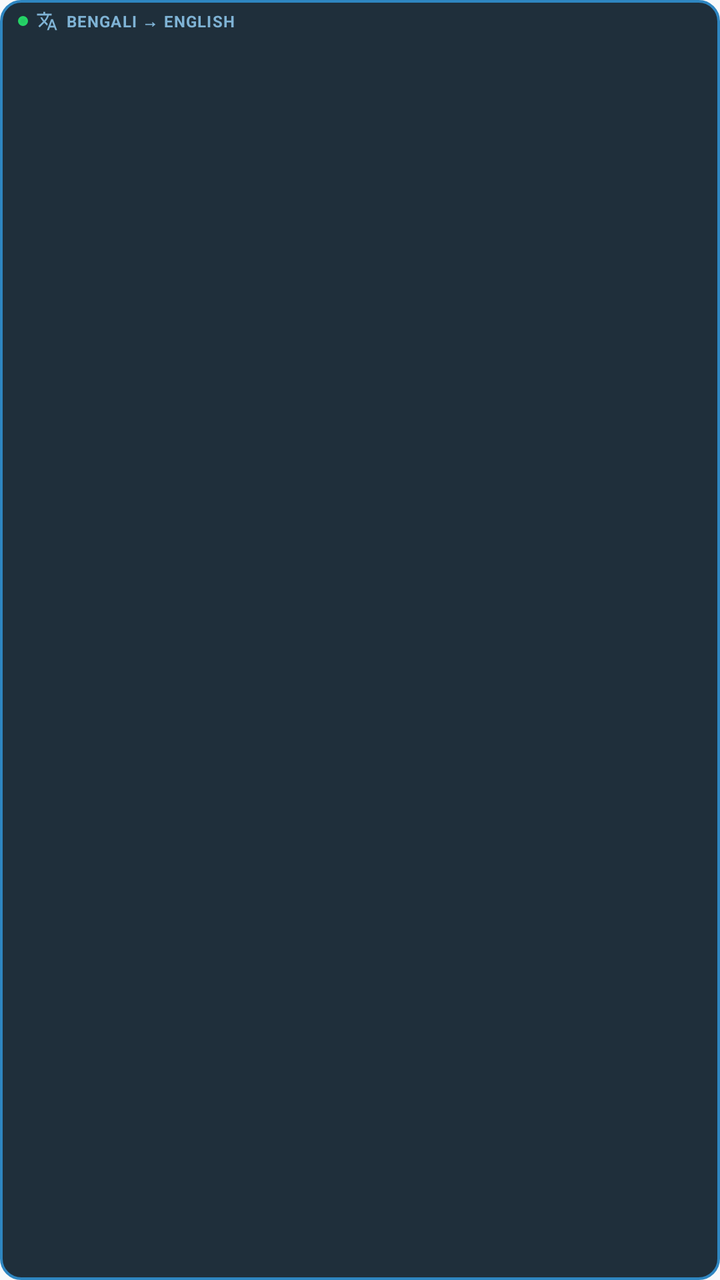
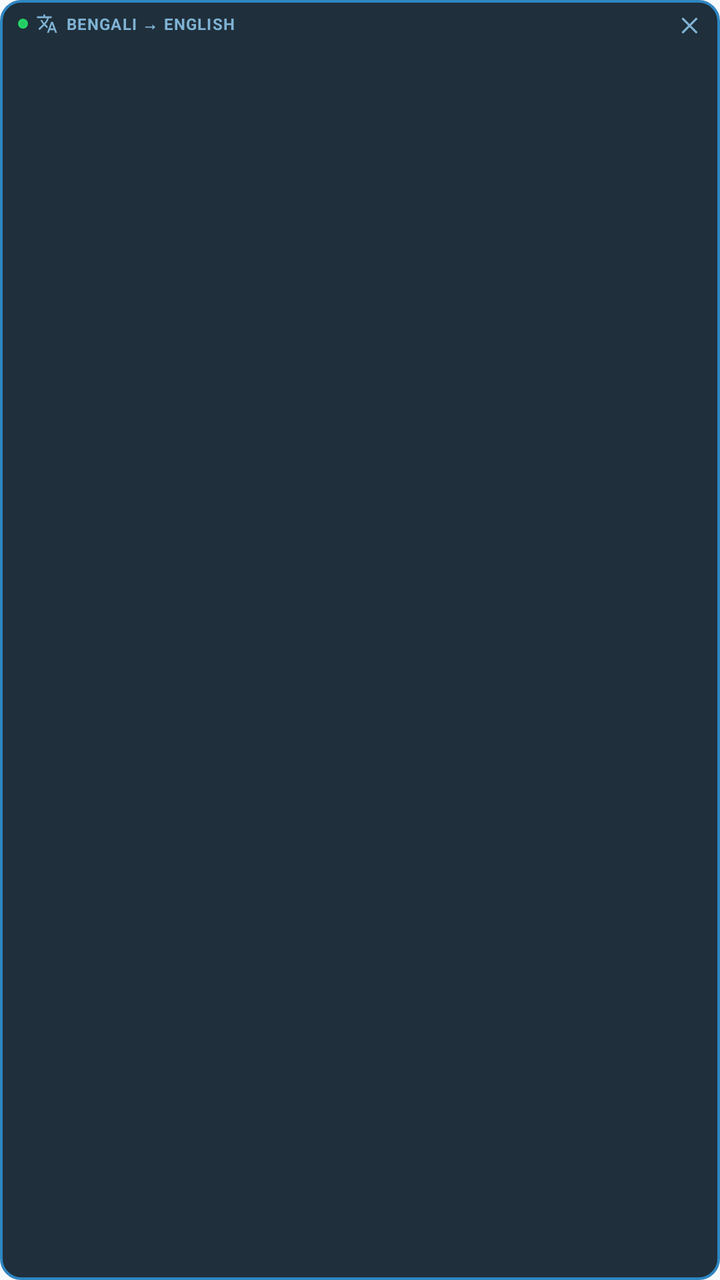

An Android layout rendered at two revisions. The XML below is the earlier revision; the diff shows what the commit changed to produce the second picture.
<!-- AndroidManifest.xml: application theme Theme.BanglaWhatsAppTranslator -->
<!-- res/layout/layout_translation_overlay.xml -->
<?xml version="1.0" encoding="utf-8"?>
<LinearLayout xmlns:android="http://schemas.android.com/apk/res/android"
    xmlns:app="http://schemas.android.com/apk/res-auto"
    android:layout_width="wrap_content"
    android:layout_height="wrap_content"
    android:background="@drawable/bg_overlay_card"
    android:orientation="vertical"
    android:elevation="6dp"
    android:paddingStart="9dp"
    android:paddingTop="5dp"
    android:paddingEnd="9dp"
    android:paddingBottom="6dp">

    
    <LinearLayout
        android:layout_width="wrap_content"
        android:layout_height="wrap_content"
        android:gravity="center_vertical"
        android:orientation="horizontal"
        android:layout_marginBottom="2dp">

        <View
            android:layout_width="5dp"
            android:layout_height="5dp"
            android:background="@drawable/bg_overlay_card"
            android:backgroundTint="@color/overlay_dot" />

        <ImageView
            android:layout_width="11dp"
            android:layout_height="11dp"
            android:layout_marginStart="4dp"
            android:src="@drawable/ic_translate"
            android:contentDescription="@null"
            app:tint="@color/overlay_subtext" />

        <TextView
            android:layout_width="wrap_content"
            android:layout_height="wrap_content"
            android:layout_marginStart="4dp"
            android:text="BENGALI → ENGLISH"
            android:textStyle="bold"
            android:textColor="@color/overlay_subtext"
            android:textSize="8sp"
            android:letterSpacing="0.05" />
    </LinearLayout>

    
    <TextView
        android:id="@+id/tvTranslatedText"
        android:layout_width="wrap_content"
        android:layout_height="wrap_content"
        android:textColor="@color/overlay_text"
        android:textSize="12sp"
        android:textStyle="normal"
        android:lineSpacingExtra="2dp"
        android:maxLines="6"
        android:ellipsize="end"
        android:textIsSelectable="false" />
</LinearLayout>
<!-- resources referenced by this layout -->
<resources>
  <color name="overlay_dot">#25D366</color>
  <color name="overlay_subtext">#7FB3D5</color>
  <color name="overlay_text">#F8FAFC</color>
  <!-- drawable bg_overlay_card (drawable) -->
  <?xml version="1.0" encoding="utf-8"?>
  <shape xmlns:android="http://schemas.android.com/apk/res/android"
      android:shape="rectangle">
      <solid android:color="@color/overlay_background" />
      <stroke
          android:width="1.2dp"
          android:color="@color/overlay_stroke" />
      <corners android:radius="10dp" />
      <padding
          android:left="9dp"
          android:top="6dp"
          android:right="9dp"
          android:bottom="6dp" />
  </shape>
  <!-- drawable ic_translate (drawable) -->
  <vector xmlns:android="http://schemas.android.com/apk/res/android"
      android:width="24dp"
      android:height="24dp"
      android:viewportWidth="24"
      android:viewportHeight="24">
      <path
          android:fillColor="#1B4F72"
          android:pathData="M12.87,15.07l-2.54,-2.51l0.03,-0.03c1.74,-1.94 2.98,-4.17 3.71,-6.53H17V4h-7V2H8v2H1v2h11.17C11.5,7.92 10.44,9.75 9,11.35 8.07,10.32 7.3,9.19 6.69,8h-2c0.73,1.63 1.73,3.17 2.98,4.56l-5.09,5.02L4,19l5,-5 3.11,3.11 0.76,-2.04zM18.5,10h-2L12,22h2l1.12,-3h4.75L21,22h2l-4.5,-12zm-2.62,7l1.62,-4.33L19.12,17h-3.24z"/>
  </vector>
  <style name="Theme.BanglaWhatsAppTranslator" parent="Theme.Material3.DayNight.NoActionBar">
          <item name="colorPrimary">@color/primary</item>
          <item name="colorPrimaryDark">@color/primary_dark</item>
          <item name="colorSecondary">@color/accent</item>
          <item name="android:statusBarColor">@color/primary_dark</item>
          <item name="android:windowBackground">@color/background_light</item>
      </style>
  <color name="overlay_background">#F2132431</color>
  <color name="overlay_stroke">#2E86C1</color>
  <color name="primary">#0F5132</color>
  <color name="primary_dark">#0A3622</color>
  <color name="accent">#198754</color>
  <color name="background_light">#F8F9FA</color>
</resources>

<!-- the commit's change to res/layout/layout_translation_overlay.xml (unified diff, before → after) -->
@@ -13,35 +13,56 @@
 
     
     <LinearLayout
-        android:layout_width="wrap_content"
+        android:layout_width="match_parent"
         android:layout_height="wrap_content"
         android:gravity="center_vertical"
         android:orientation="horizontal"
         android:layout_marginBottom="2dp">
 
-        <View
-            android:layout_width="5dp"
-            android:layout_height="5dp"
-            android:background="@drawable/bg_overlay_card"
-            android:backgroundTint="@color/overlay_dot" />
+        <LinearLayout
+            android:layout_width="0dp"
+            android:layout_height="wrap_content"
+            android:layout_weight="1"
+            android:gravity="center_vertical"
+            android:orientation="horizontal">
 
-        <ImageView
-            android:layout_width="11dp"
-            android:layout_height="11dp"
-            android:layout_marginStart="4dp"
-            android:src="@drawable/ic_translate"
-            android:contentDescription="@null"
-            app:tint="@color/overlay_subtext" />
+            <View
+                android:layout_width="5dp"
+                android:layout_height="5dp"
+                android:background="@drawable/bg_overlay_card"
+                android:backgroundTint="@color/overlay_dot" />
 
+            <ImageView
+                android:layout_width="11dp"
+                android:layout_height="11dp"
+                android:layout_marginStart="4dp"
+                android:src="@drawable/ic_translate"
+                android:contentDescription="@null"
+                app:tint="@color/overlay_subtext" />
+
+            <TextView
+                android:layout_width="wrap_content"
+                android:layout_height="wrap_content"
+                android:layout_marginStart="4dp"
+                android:text="BENGALI → ENGLISH"
+                android:textStyle="bold"
+                android:textColor="@color/overlay_subtext"
+                android:textSize="8sp"
+                android:letterSpacing="0.05" />
+        </LinearLayout>
+
+        
         <TextView
+            android:id="@+id/btnHideOverlay"
             android:layout_width="wrap_content"
             android:layout_height="wrap_content"
-            android:layout_marginStart="4dp"
-            android:text="BENGALI → ENGLISH"
+            android:paddingStart="8dp"
+            android:paddingEnd="2dp"
+            android:text="✕"
+            android:textSize="10sp"
+            android:textColor="@color/overlay_subtext"
             android:textStyle="bold"
-            android:textColor="@color/overlay_subtext"
-            android:textSize="8sp"
-            android:letterSpacing="0.05" />
+            android:contentDescription="Hide this translation" />
     </LinearLayout>
 
     
